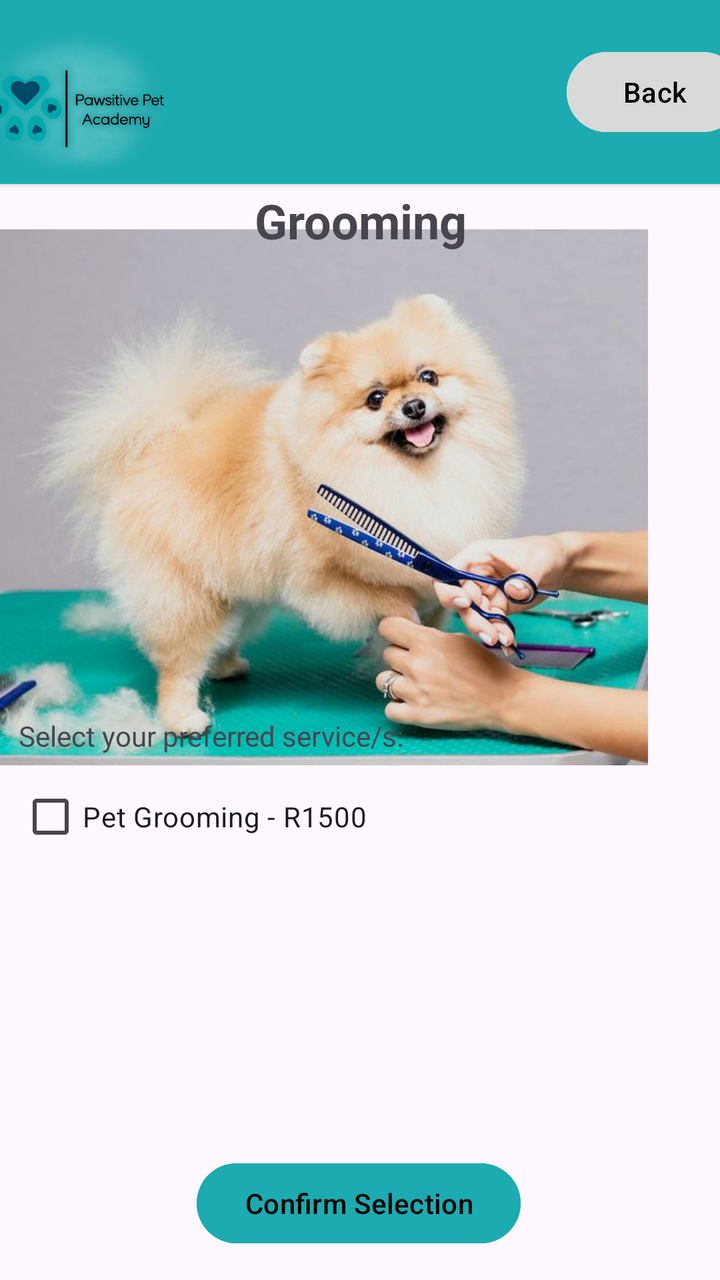
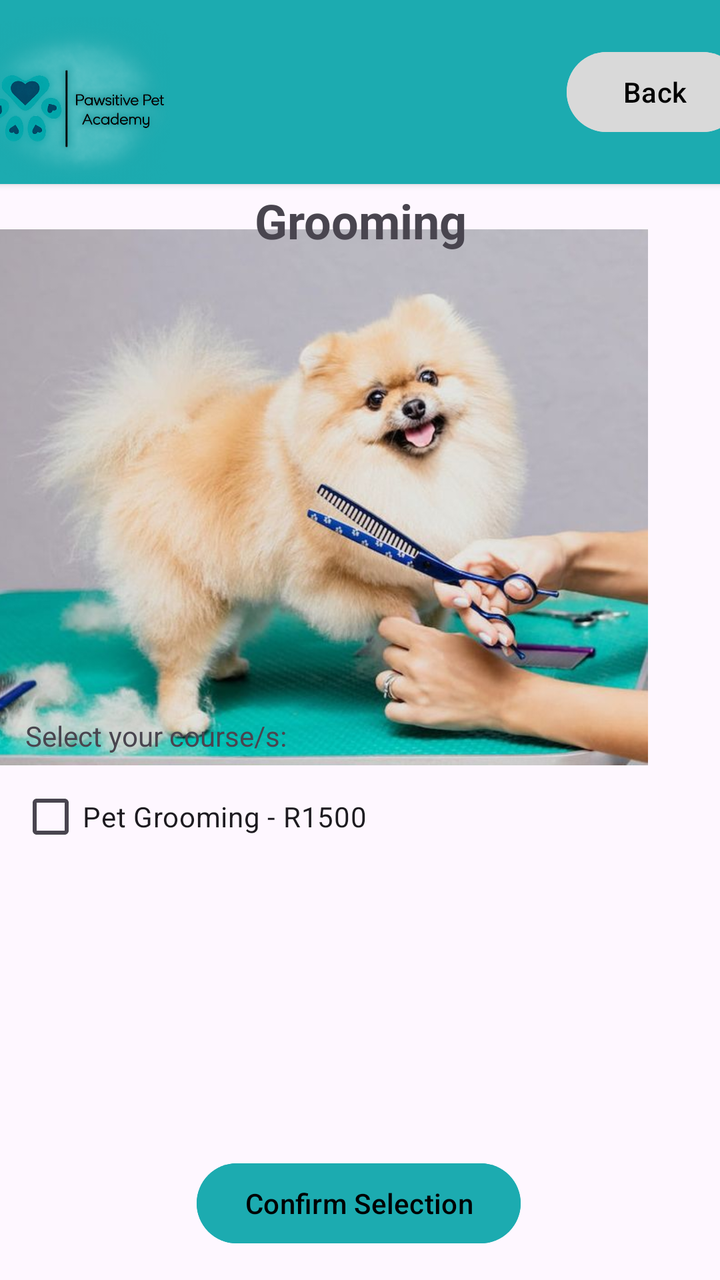

Two renders of the same Android screen: before a commit and after it. Below are the layout's source before the change and the commit's diff.
<!-- AndroidManifest.xml: application theme Theme.PawsitivePets -->
<!-- res/layout/activity_grooming.xml -->
<?xml version="1.0" encoding="utf-8"?>
<androidx.constraintlayout.widget.ConstraintLayout
    xmlns:android="http://schemas.android.com/apk/res/android"
    xmlns:tools="http://schemas.android.com/tools"
    xmlns:app="http://schemas.android.com/apk/res-auto"
    android:id="@+id/main"
    android:layout_width="match_parent"
    android:layout_height="match_parent"
    tools:context=".Grooming">

    <ImageView
        android:id="@+id/imageView16"
        android:layout_width="408dp"
        android:layout_height="268dp"
        app:layout_constraintBottom_toBottomOf="parent"
        app:layout_constraintEnd_toEndOf="parent"
        app:layout_constraintHorizontal_bias="1.0"
        app:layout_constraintStart_toStartOf="parent"
        app:layout_constraintTop_toTopOf="@+id/cardView2"
        app:layout_constraintVertical_bias="0.308"
        app:srcCompat="@drawable/whatsapp_image_2026_09_22_at_09_33_25" />

    <TextView
        android:id="@+id/txtSelect7"
        android:layout_width="wrap_content"
        android:layout_height="wrap_content"
        android:text="Select your preferred service/s:"
        app:layout_constraintBottom_toBottomOf="parent"
        app:layout_constraintEnd_toEndOf="parent"
        app:layout_constraintHorizontal_bias="0.055"
        app:layout_constraintStart_toStartOf="parent"
        app:layout_constraintTop_toTopOf="parent"
        app:layout_constraintVertical_bias="0.577" />

    <CheckBox
        android:id="@+id/checkBathAndDry"
        android:layout_width="176dp"
        android:layout_height="56dp"
        android:text="Pet Grooming - R1500"
        app:layout_constraintBottom_toBottomOf="parent"
        app:layout_constraintEnd_toEndOf="parent"
        app:layout_constraintHorizontal_bias="0.051"
        app:layout_constraintStart_toStartOf="parent"
        app:layout_constraintTop_toTopOf="parent"
        app:layout_constraintVertical_bias="0.651" />



    <Button
        android:id="@+id/btnConfirmSelection3"
        android:layout_width="wrap_content"
        android:layout_height="wrap_content"
        android:backgroundTint="#1CABB0"
        android:text="Confirm Selection"
        android:textColor="@color/black"
        app:layout_constraintBottom_toBottomOf="parent"
        app:layout_constraintEnd_toEndOf="parent"
        app:layout_constraintHorizontal_bias="0.497"
        app:layout_constraintStart_toStartOf="parent"
        app:layout_constraintTop_toTopOf="parent"
        app:layout_constraintVertical_bias="0.976" />


    <androidx.cardview.widget.CardView
        android:id="@+id/cardView2"
        android:layout_width="414dp"
        android:layout_height="92dp"
        app:cardBackgroundColor="#1CABB0"
        app:layout_constraintBottom_toBottomOf="parent"
        app:layout_constraintEnd_toEndOf="parent"
        app:layout_constraintStart_toStartOf="parent"
        app:layout_constraintTop_toTopOf="parent"
        app:layout_constraintVertical_bias="0.0">

        <ImageView
            android:id="@+id/imageView"
            android:layout_width="130dp"
            android:layout_height="match_parent"
            app:srcCompat="@drawable/logo_1" />

        <Button
            android:id="@+id/btnBack"
            android:layout_width="wrap_content"
            android:layout_height="wrap_content"
            android:layout_gravity="end|center_vertical"
            android:layout_marginEnd="16dp"
            android:backgroundTint="#D9D9D9"
            android:text="Back"
            android:textColor="@color/black" />
    </androidx.cardview.widget.CardView>

    <TextView
        android:id="@+id/txtGrooming"
        android:layout_width="161dp"
        android:layout_height="37dp"
        android:gravity="center"
        android:text="Grooming"
        android:textSize="24sp"
        android:textStyle="bold"
        app:layout_constraintBottom_toBottomOf="parent"
        app:layout_constraintEnd_toEndOf="parent"
        app:layout_constraintStart_toStartOf="parent"
        app:layout_constraintTop_toTopOf="@+id/cardView2"
        app:layout_constraintVertical_bias="0.152" />
</androidx.constraintlayout.widget.ConstraintLayout>
<!-- resources referenced by this layout -->
<resources>
  <color name="black">#FF000000</color>
  <!-- drawable logo_1: png bitmap (drawable, 235545 bytes) -->
  <!-- drawable whatsapp_image_2026_09_22_at_09_33_25: jpeg bitmap (drawable, 47841 bytes) -->
  <style name="Theme.PawsitivePets" parent="Base.Theme.PawsitivePets" />
  <style name="Base.Theme.PawsitivePets" parent="Theme.Material3.DayNight.NoActionBar">
          
          
      </style>
</resources>

<!-- the commit's change to res/layout/activity_grooming.xml (unified diff, before → after) -->
@@ -24,7 +24,7 @@
         android:id="@+id/txtSelect7"
         android:layout_width="wrap_content"
         android:layout_height="wrap_content"
-        android:text="Select your preferred service/s:"
+        android:text="Select your course/s:"
         app:layout_constraintBottom_toBottomOf="parent"
         app:layout_constraintEnd_toEndOf="parent"
         app:layout_constraintHorizontal_bias="0.055"
